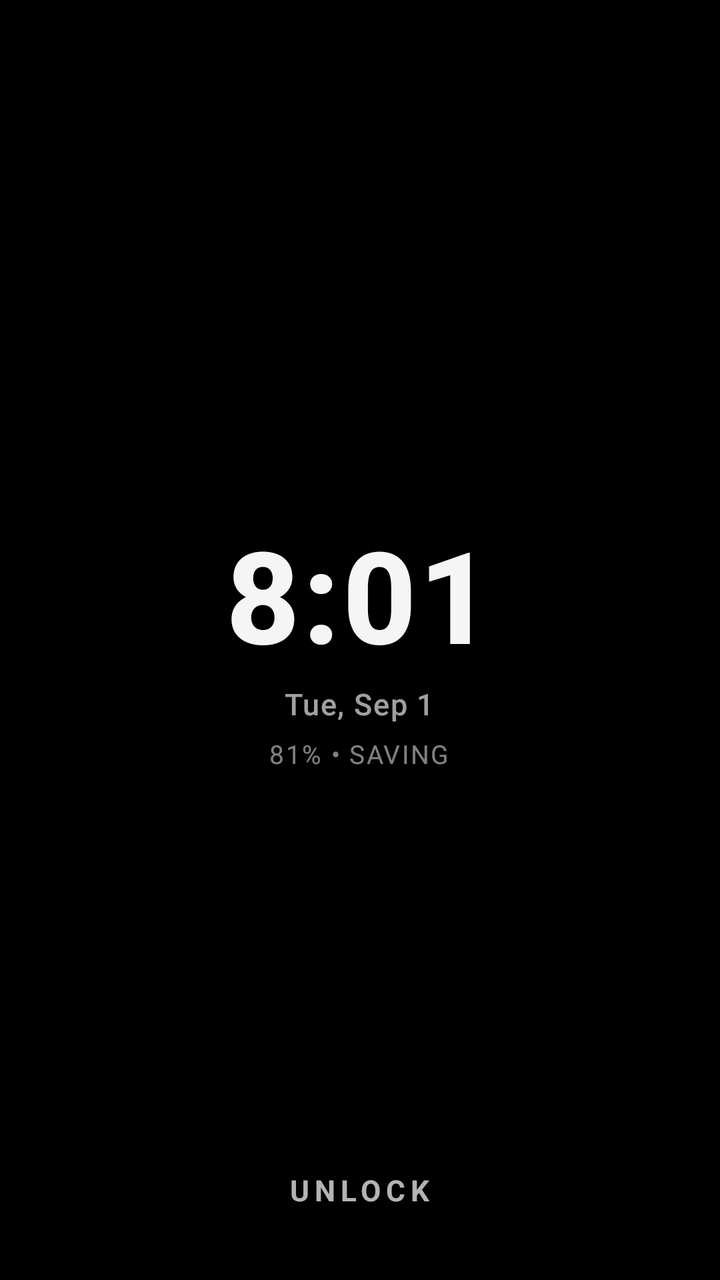
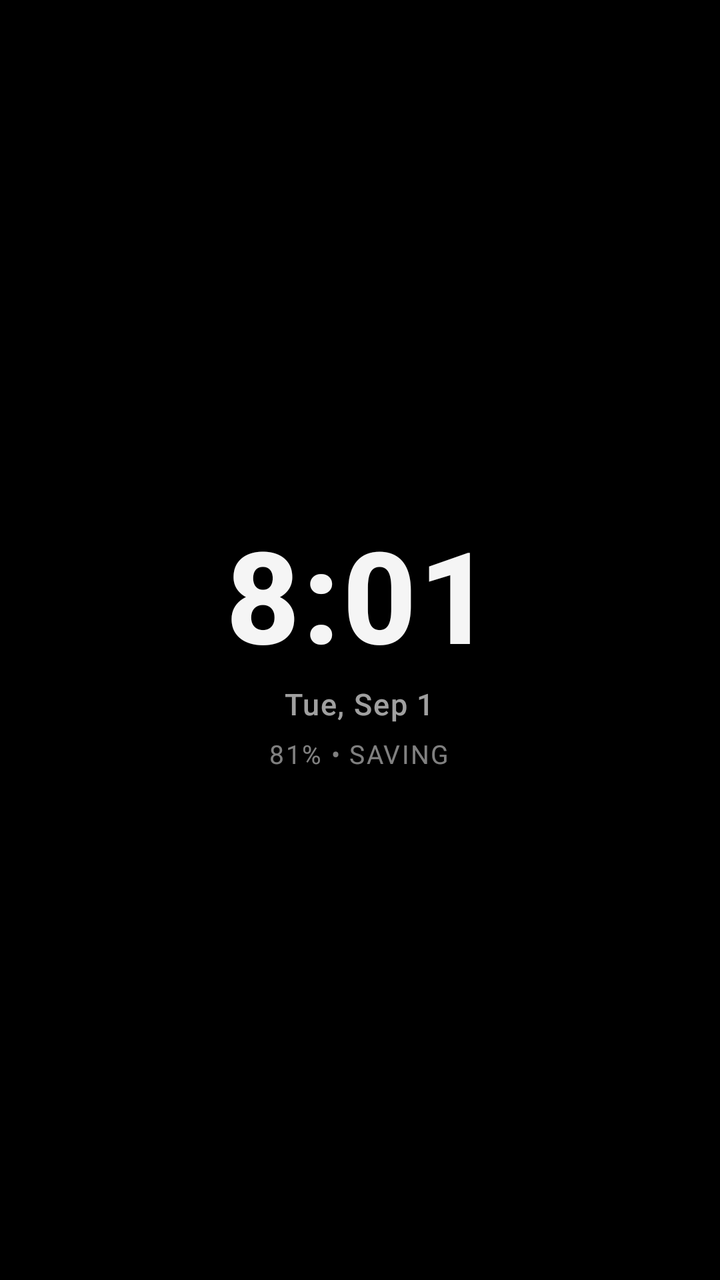

Compare the two renders of this Android layout. The source of the first and the diff that turns it into the second are given below.
<!-- AndroidManifest.xml: application theme Theme.Darkr -->
<!-- res/layout/view_blackout.xml -->
<?xml version="1.0" encoding="utf-8"?>
<FrameLayout xmlns:android="http://schemas.android.com/apk/res/android"
    android:id="@+id/blackoutRoot"
    android:layout_width="match_parent"
    android:layout_height="match_parent"
    android:background="@color/black_true"
    android:fitsSystemWindows="false"
    android:clipChildren="false"
    android:clipToPadding="false"
    android:keepScreenOn="true">

    
    <LinearLayout
        android:id="@+id/layoutClockContainer"
        android:layout_width="wrap_content"
        android:layout_height="wrap_content"
        android:layout_gravity="center"
        android:gravity="center"
        android:orientation="vertical">

        
        <TextView
            android:id="@+id/tvClockTime"
            android:layout_width="wrap_content"
            android:layout_height="wrap_content"
            android:text="8:01"
            android:textColor="#F5FFFFFF"
            android:textSize="64sp"
            android:textStyle="bold"
            android:fontFamily="sans-serif-medium"
            android:letterSpacing="0.02" />

        
        <TextView
            android:id="@+id/tvClockDate"
            android:layout_width="wrap_content"
            android:layout_height="wrap_content"
            android:layout_marginTop="2dp"
            android:text="Tue, Sep 1"
            android:textColor="#A0FFFFFF"
            android:textSize="15sp"
            android:fontFamily="sans-serif-medium"
            android:letterSpacing="0.04" />

        
        <TextView
            android:id="@+id/tvClockBattery"
            android:layout_width="wrap_content"
            android:layout_height="wrap_content"
            android:layout_marginTop="6dp"
            android:text="81% • SAVING"
            android:textColor="#80FFFFFF"
            android:textSize="13sp"
            android:letterSpacing="0.06" />
    </LinearLayout>

    
    <LinearLayout
        android:id="@+id/layoutUnlockContainer"
        android:layout_width="match_parent"
        android:layout_height="90dp"
        android:layout_gravity="bottom"
        android:gravity="center"
        android:clickable="true"
        android:focusable="true">

        <TextView
            android:id="@+id/tvUnlockText"
            android:layout_width="wrap_content"
            android:layout_height="wrap_content"
            android:text="UNLOCK"
            android:textColor="#E0FFFFFF"
            android:textSize="14.5sp"
            android:textStyle="bold"
            android:letterSpacing="0.18"
            android:alpha="0.8" />
    </LinearLayout>

</FrameLayout>
<!-- resources referenced by this layout -->
<resources>
  <color name="black_true">#000000</color>
  <style name="Theme.Darkr" parent="Theme.Material3.Dark.NoActionBar">
          
          <item name="colorPrimary">@color/white_pure</item>
          <item name="colorOnPrimary">@color/black_true</item>
          <item name="colorSecondary">@color/text_secondary</item>
          <item name="colorOnSecondary">@color/black_true</item>
          <item name="colorSurface">@color/card_dark</item>
          <item name="colorOnSurface">@color/text_white</item>
          <item name="android:colorBackground">@color/black_true</item>
  
          
          <item name="android:statusBarColor">@color/black_true</item>
          <item name="android:navigationBarColor">@color/black_true</item>
          <item name="android:windowBackground">@color/black_true</item>
      </style>
  <color name="white_pure">#FFFFFF</color>
  <color name="text_secondary">#A1A1AA</color>
  <color name="card_dark">#121215</color>
  <color name="text_white">#FFFFFF</color>
</resources>

<!-- the commit's change to res/layout/view_blackout.xml (unified diff, before → after) -->
@@ -58,7 +58,7 @@
     <LinearLayout
         android:id="@+id/layoutUnlockContainer"
         android:layout_width="match_parent"
-        android:layout_height="90dp"
+        android:layout_height="96dp"
         android:layout_gravity="bottom"
         android:gravity="center"
         android:clickable="true"
@@ -70,10 +70,10 @@
             android:layout_height="wrap_content"
             android:text="UNLOCK"
             android:textColor="#E0FFFFFF"
-            android:textSize="14.5sp"
+            android:textSize="15sp"
             android:textStyle="bold"
             android:letterSpacing="0.18"
-            android:alpha="0.8" />
+            android:alpha="0" />
     </LinearLayout>
 
 </FrameLayout>
